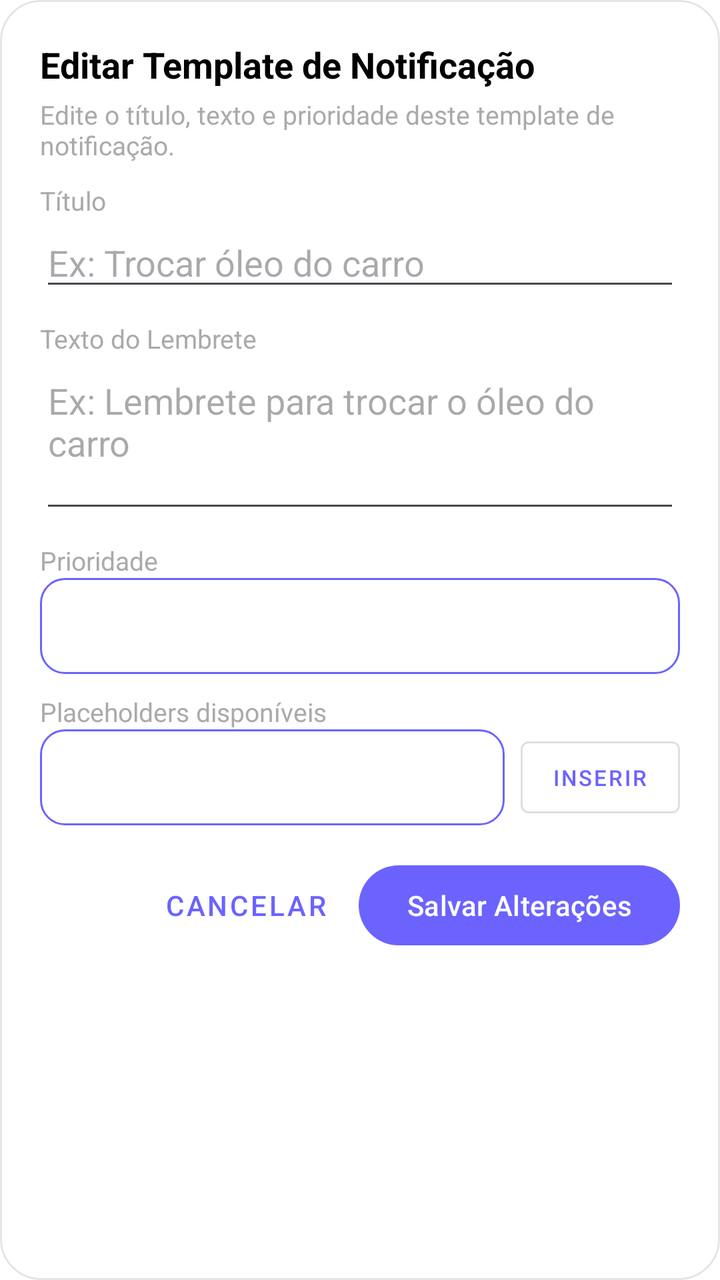
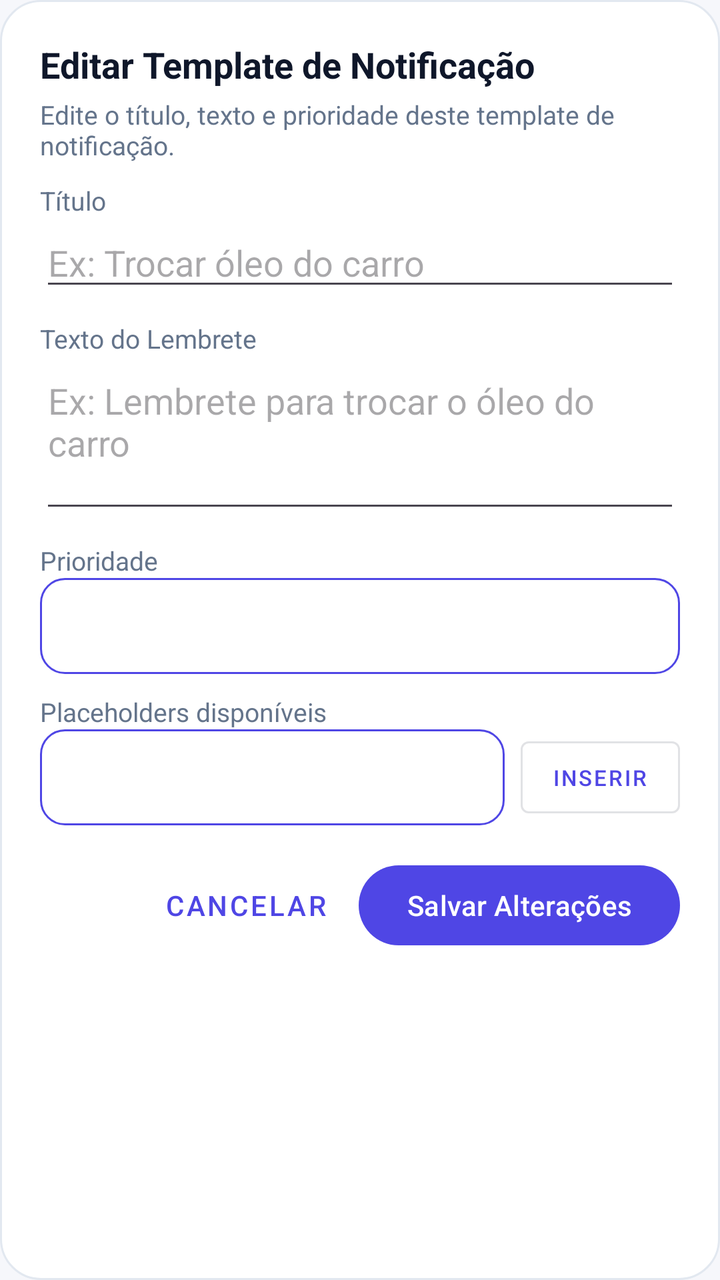

The first picture is an Android layout as it rendered before a commit; the second is the same layout after the commit. The layout source and the unified diff follow.
<!-- AndroidManifest.xml: application theme Theme.Appfinanceiro -->
<!-- res/layout/dialog_edit_message_config.xml -->
<?xml version="1.0" encoding="utf-8"?>
<LinearLayout xmlns:android="http://schemas.android.com/apk/res/android"
    android:layout_width="match_parent"
    android:layout_height="wrap_content"
    android:background="@drawable/bg_dialog"
    android:orientation="vertical"
    android:padding="20dp">

    <TextView
        android:layout_width="match_parent"
        android:layout_height="wrap_content"
        android:text="@string/notification_edit_title"
        android:textColor="@android:color/black"
        android:textSize="18sp"
        android:textStyle="bold" />

    <TextView
        android:layout_width="match_parent"
        android:layout_height="wrap_content"
        android:layout_marginTop="4dp"
        android:text="@string/notification_edit_desc"
        android:textColor="@android:color/darker_gray"
        android:textSize="13sp" />

    <TextView
        style="@style/SettingsLabel"
        android:layout_width="match_parent"
        android:layout_height="wrap_content"
        android:text="@string/notification_field_title" />

    <EditText
        android:id="@+id/configTitleEditText"
        android:layout_width="match_parent"
        android:layout_height="wrap_content"
        android:hint="@string/notification_field_title_hint"
        android:inputType="textCapSentences"
        android:maxLength="255"
        android:singleLine="true" />

    <TextView
        style="@style/SettingsLabel"
        android:layout_width="match_parent"
        android:layout_height="wrap_content"
        android:text="@string/notification_field_text" />

    <EditText
        android:id="@+id/configTextEditText"
        android:layout_width="match_parent"
        android:layout_height="wrap_content"
        android:gravity="top|start"
        android:hint="@string/notification_field_text_hint"
        android:inputType="textCapSentences|textMultiLine"
        android:maxLength="1000"
        android:minLines="3" />

    <TextView
        style="@style/SettingsLabel"
        android:layout_width="match_parent"
        android:layout_height="wrap_content"
        android:text="@string/notification_field_priority" />

    <Spinner
        android:id="@+id/configPrioritySpinner"
        android:layout_width="match_parent"
        android:layout_height="48dp"
        android:background="@drawable/glass_button_background"
        android:paddingStart="12dp"
        android:paddingEnd="12dp" />

    <TextView
        style="@style/SettingsLabel"
        android:layout_width="match_parent"
        android:layout_height="wrap_content"
        android:text="@string/notification_placeholders" />

    <LinearLayout
        android:layout_width="match_parent"
        android:layout_height="wrap_content"
        android:gravity="center_vertical"
        android:orientation="horizontal">

        <Spinner
            android:id="@+id/placeholderSpinner"
            android:layout_width="0dp"
            android:layout_height="48dp"
            android:layout_weight="1"
            android:background="@drawable/glass_button_background"
            android:paddingStart="12dp"
            android:paddingEnd="12dp" />

        <com.google.android.material.button.MaterialButton
            android:id="@+id/insertPlaceholderButton"
            style="@style/Widget.MaterialComponents.Button.OutlinedButton"
            android:layout_width="wrap_content"
            android:layout_height="wrap_content"
            android:layout_marginStart="8dp"
            android:minWidth="0dp"
            android:text="@string/notification_insert"
            android:textSize="11sp" />
    </LinearLayout>

    <LinearLayout
        android:layout_width="match_parent"
        android:layout_height="wrap_content"
        android:layout_marginTop="16dp"
        android:gravity="end"
        android:orientation="horizontal">

        <com.google.android.material.button.MaterialButton
            android:id="@+id/cancelConfigButton"
            style="@style/Widget.MaterialComponents.Button.TextButton"
            android:layout_width="wrap_content"
            android:layout_height="wrap_content"
            android:text="@string/history_cancel" />

        <com.google.android.material.button.MaterialButton
            android:id="@+id/saveConfigButton"
            android:layout_width="wrap_content"
            android:layout_height="wrap_content"
            android:layout_marginStart="8dp"
            android:text="@string/notification_save_changes" />
    </LinearLayout>
</LinearLayout>
<!-- resources referenced by this layout -->
<resources>
  <!-- drawable bg_dialog (drawable) -->
  <?xml version="1.0" encoding="utf-8"?>
  <shape xmlns:android="http://schemas.android.com/apk/res/android"
      android:shape="rectangle">
      <solid android:color="@android:color/white" />
      <corners android:radius="20dp" />
      <stroke
          android:width="1dp"
          android:color="#1A000000" />
  </shape>
  <!-- drawable glass_button_background (drawable) -->
  <?xml version="1.0" encoding="utf-8"?>
  <shape xmlns:android="http://schemas.android.com/apk/res/android"
      android:shape="rectangle">
  
      
      <solid android:color="@color/glass_white_translucent" />
  
      
      <corners android:radius="12dp" />
  
      
      <stroke
          android:width="1dp"
          android:color="@color/primary_purple" />
  
      
      <gradient
          android:angle="45"
          android:startColor="@color/glass_white_translucent"
          android:endColor="@color/glass_white_translucent"
          android:type="linear" />
  
  </shape>
  <string name="history_cancel">Cancelar</string>
  <string name="notification_field_priority">Prioridade</string>
  <string name="notification_field_text">Texto do Lembrete</string>
  <string name="notification_field_title">Título</string>
  <string name="notification_insert">Inserir</string>
  <style name="SettingsLabel">
          <item name="android:layout_marginTop">10dp</item>
          <item name="android:textColor">@android:color/darker_gray</item>
          <item name="android:textSize">13sp</item>
      </style>
  <style name="Theme.Appfinanceiro" parent="Theme.Material3.Light.NoActionBar">
          
          <item name="colorPrimary">@color/primary_purple</item>
          <item name="colorOnPrimary">@color/glass_white</item>
          <item name="colorPrimaryContainer">@color/glass_white_translucent</item>
          <item name="colorOnPrimaryContainer">@android:color/black</item>
  
          
          <item name="colorSecondary">@color/primary_blue</item>
          <item name="colorOnSecondary">@color/glass_white</item>
          <item name="colorSecondaryContainer">@color/glass_white_translucent</item>
          <item name="colorOnSecondaryContainer">@android:color/black</item>
  
          
          <item name="colorSurface">@color/glass_white_translucent</item>
          <item name="colorOnSurface">@android:color/black</item>
          <item name="colorSurfaceVariant">@color/glass_white_translucent</item>
          <item name="colorOnSurfaceVariant">@android:color/black</item>
  
          
          <item name="android:windowBackground">@android:color/transparent</item>
          <item name="android:colorBackground">@android:color/white</item>
  
          
          <item name="colorError">@android:color/holo_red_dark</item>
          <item name="colorOnError">@color/glass_white</item>
  
          
          <item name="colorOutline">@color/glass_white_translucent</item>
  
          
          <item name="android:statusBarColor">@android:color/transparent</item>
          <item name="android:windowLightStatusBar">true</item>
  
          
          <item name="android:navigationBarColor">@android:color/white</item>
          <item name="android:windowLightNavigationBar">true</item>
      </style>
  <color name="glass_white_translucent">#80FFFFFF</color>
  <color name="primary_purple">#6C63FF</color>
  <color name="glass_white">#FFFFFF</color>
  <color name="primary_blue">#3A8DFF</color>
  <!-- unchanged entries left out for length: 6 -->
</resources>

<!-- the commit's change to res/layout/dialog_edit_message_config.xml (unified diff, before → after) -->
@@ -10,7 +10,7 @@
         android:layout_width="match_parent"
         android:layout_height="wrap_content"
         android:text="@string/notification_edit_title"
-        android:textColor="@android:color/black"
+        android:textColor="?attr/colorOnSurface"
         android:textSize="18sp"
         android:textStyle="bold" />
 
@@ -19,7 +19,7 @@
         android:layout_height="wrap_content"
         android:layout_marginTop="4dp"
         android:text="@string/notification_edit_desc"
-        android:textColor="@android:color/darker_gray"
+        android:textColor="?attr/colorOnSurfaceVariant"
         android:textSize="13sp" />
 
     <TextView
<!-- resource entries referenced after the edit -->
@@ -4,34 +4,24 @@
   <?xml version="1.0" encoding="utf-8"?>
   <shape xmlns:android="http://schemas.android.com/apk/res/android"
       android:shape="rectangle">
-      <solid android:color="@android:color/white" />
+      <solid android:color="?attr/colorSurface" />
       <corners android:radius="20dp" />
       <stroke
           android:width="1dp"
-          android:color="#1A000000" />
+          android:color="?attr/colorOutline" />
   </shape>
   <!-- drawable glass_button_background (drawable) -->
   <?xml version="1.0" encoding="utf-8"?>
   <shape xmlns:android="http://schemas.android.com/apk/res/android"
       android:shape="rectangle">
   
-      
-      <solid android:color="@color/glass_white_translucent" />
+      <solid android:color="?attr/colorSurface" />
   
-      
       <corners android:radius="12dp" />
   
-      
       <stroke
           android:width="1dp"
-          android:color="@color/primary_purple" />
-  
-      
-      <gradient
-          android:angle="45"
-          android:startColor="@color/glass_white_translucent"
-          android:endColor="@color/glass_white_translucent"
-          android:type="linear" />
+          android:color="?attr/colorPrimary" />
   
   </shape>
   <string name="history_cancel">Cancelar</string>
@@ -41,51 +31,70 @@
   <string name="notification_insert">Inserir</string>
   <style name="SettingsLabel">
           <item name="android:layout_marginTop">10dp</item>
-          <item name="android:textColor">@android:color/darker_gray</item>
+          <item name="android:textColor">?attr/colorOnSurfaceVariant</item>
           <item name="android:textSize">13sp</item>
       </style>
-  <style name="Theme.Appfinanceiro" parent="Theme.Material3.Light.NoActionBar">
+  <style name="Theme.Appfinanceiro" parent="Theme.Appfinanceiro.Base">
+          <item name="android:windowLightStatusBar">true</item>
+          <item name="android:windowLightNavigationBar">true</item>
+      </style>
+  <style name="Theme.Appfinanceiro.Base" parent="Theme.Material3.DayNight.NoActionBar">
           
-          <item name="colorPrimary">@color/primary_purple</item>
-          <item name="colorOnPrimary">@color/glass_white</item>
-          <item name="colorPrimaryContainer">@color/glass_white_translucent</item>
-          <item name="colorOnPrimaryContainer">@android:color/black</item>
+          <item name="colorPrimary">@color/brand_primary</item>
+          <item name="colorOnPrimary">@color/on_brand</item>
+          <item name="colorPrimaryContainer">@color/surface_variant</item>
+          <item name="colorOnPrimaryContainer">@color/on_surface</item>
   
           
-          <item name="colorSecondary">@color/primary_blue</item>
-          <item name="colorOnSecondary">@color/glass_white</item>
-          <item name="colorSecondaryContainer">@color/glass_white_translucent</item>
-          <item name="colorOnSecondaryContainer">@android:color/black</item>
+          <item name="colorSecondary">@color/brand_secondary</item>
+          <item name="colorOnSecondary">@color/on_brand</item>
+          <item name="colorSecondaryContainer">@color/surface_variant</item>
+          <item name="colorOnSecondaryContainer">@color/on_surface</item>
   
           
-          <item name="colorSurface">@color/glass_white_translucent</item>
-          <item name="colorOnSurface">@android:color/black</item>
-          <item name="colorSurfaceVariant">@color/glass_white_translucent</item>
-          <item name="colorOnSurfaceVariant">@android:color/black</item>
+          <item name="colorTertiary">@color/cta_primary</item>
+          <item name="colorOnTertiary">@color/on_cta</item>
   
           
-          <item name="android:windowBackground">@android:color/transparent</item>
-          <item name="android:colorBackground">@android:color/white</item>
+          <item name="colorSurface">@color/surface</item>
+          <item name="colorOnSurface">@color/on_surface</item>
+          <item name="colorSurfaceVariant">@color/surface_variant</item>
+          <item name="colorOnSurfaceVariant">@color/on_surface_variant</item>
+          <item name="colorSurfaceContainer">@color/surface_variant</item>
+          <item name="colorSurfaceContainerHigh">@color/surface_elevated</item>
   
           
-          <item name="colorError">@android:color/holo_red_dark</item>
-          <item name="colorOnError">@color/glass_white</item>
+          <item name="android:windowBackground">@color/background</item>
+          <item name="android:colorBackground">@color/background</item>
+          <item name="colorOnBackground">@color/on_background</item>
   
           
-          <item name="colorOutline">@color/glass_white_translucent</item>
+          <item name="colorError">@color/error</item>
+          <item name="colorOnError">@color/on_error</item>
+  
+          
+          <item name="colorOutline">@color/outline</item>
+          <item name="colorOutlineVariant">@color/outline</item>
   
           
           <item name="android:statusBarColor">@android:color/transparent</item>
-          <item name="android:windowLightStatusBar">true</item>
-  
-          
-          <item name="android:navigationBarColor">@android:color/white</item>
-          <item name="android:windowLightNavigationBar">true</item>
+          <item name="android:navigationBarColor">@color/surface</item>
       </style>
-  <color name="glass_white_translucent">#80FFFFFF</color>
-  <color name="primary_purple">#6C63FF</color>
-  <color name="glass_white">#FFFFFF</color>
-  <color name="primary_blue">#3A8DFF</color>
+  <color name="brand_primary">#FF4F46E5</color>
+  <color name="on_brand">#FFFFFFFF</color>
+  <color name="surface_variant">#FFEEF1F8</color>
+  <color name="on_surface">#FF0F172A</color>
+  <color name="brand_secondary">#FF0EA5E9</color>
+  <color name="cta_primary">#FF047857</color>
+  <color name="on_cta">#FFFFFFFF</color>
+  <color name="surface">#FFFFFFFF</color>
+  <color name="on_surface_variant">#FF64748B</color>
+  <color name="surface_elevated">#FFFFFFFF</color>
+  <color name="background">#FFF6F7FB</color>
+  <color name="on_background">#FF0F172A</color>
+  <color name="error">#FFDC2626</color>
+  <color name="on_error">#FFFFFFFF</color>
+  <color name="outline">#FFE2E8F0</color>
   <!-- unchanged entries left out for length: 6 -->
 </resources>
 
